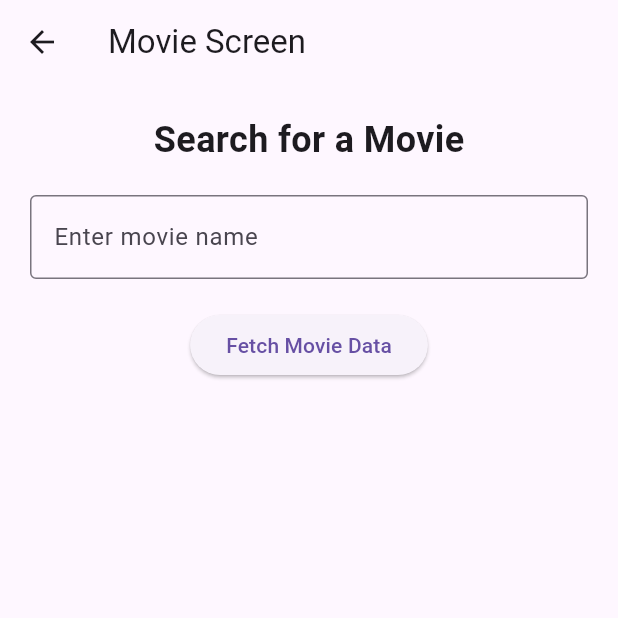
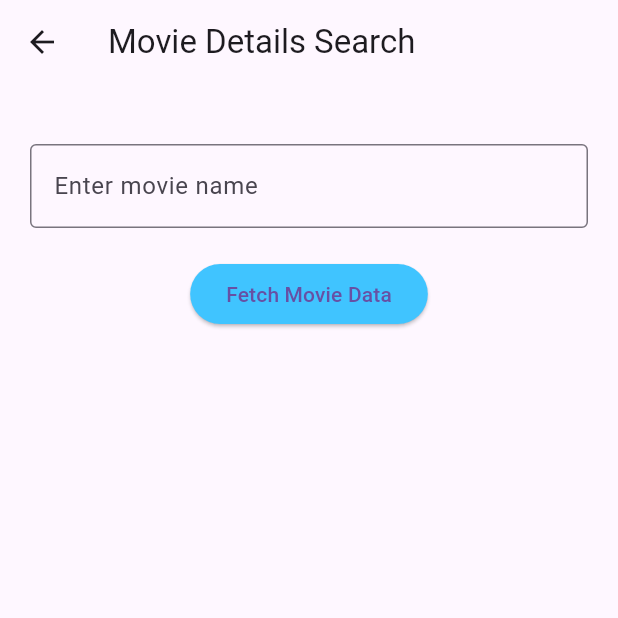
Before and after one commit to SabiqHashil/Multi_Features-App, a Flutter app: the screen it shows after launch, after a tap on "Movie", on a phone screen of 412 x 824 dp, the top half of it. Run offline on Flutter 3.47's test engine with Material 3 defaults, Android fonts, the phone set to English and light mode, and no system bars; our stand-ins replace sqflite; accounts and stored records are empty; network calls fail.

Commit message:
UI updated

```diff
--- a/lib/api/api_client.dart
+++ b/lib/api/api_client.dart
@@ -24,11 +24,11 @@ class NewsApiClient {
   static const String apiKey =
       'e2597e2fe2cb4c98a79e3b120f8a760e'; // Use your own API key
   static const String baseUrl = 'https://newsapi.org/v2';
-  static const String defaultCategory = 'technology';
+  static const String defaultCategory = 'general';
 
   Future<List<NewsModel>> fetchNewsData(String category) async {
     final response = await http.get(
-      Uri.parse('$baseUrl/top-headlines?country=us&apiKey=$apiKey'),
+      Uri.parse('$baseUrl/top-headlines?country=in&apiKey=$apiKey'),
     );
     if (response.statusCode == 200) {
       final Map<String, dynamic> data = json.decode(response.body);
--- a/lib/main.dart
+++ b/lib/main.dart
@@ -7,10 +7,12 @@ import 'package:multi_app/screens/time_zone/time_zone_screen.dart';
 import 'package:multi_app/screens/weather/weather_screen.dart';
 
 void main() {
-  runApp(MyApp());
+  runApp(const MyApp());
 }
 
 class MyApp extends StatelessWidget {
+  const MyApp({super.key});
+
   @override
   Widget build(BuildContext context) {
     return MaterialApp(
@@ -23,11 +25,11 @@ class MyApp extends StatelessWidget {
       initialRoute: '/',
       routes: {
         '/': (context) => const MainScreen(),
-        '/weather': (context) => WeatherScreen(),
-        '/movie': (context) => MovieScreen(),
-        '/timezone': (context) => TimeZoneScreen(),
-        '/news': (context) => NewsScreen(),
-        '/jokes': (context) => JokesScreen(),
+        '/weather': (context) => const WeatherScreen(),
+        '/movie': (context) => const MovieScreen(),
+        '/timezone': (context) => const TimeZoneScreen(),
+        '/news': (context) => const NewsScreen(),
+        '/jokes': (context) => const JokesScreen(),
       },
     );
   }
--- a/lib/screens/main_screen.dart
+++ b/lib/screens/main_screen.dart
@@ -9,41 +9,56 @@ class MainScreen extends StatelessWidget {
       appBar: AppBar(
         title: const Text('Multi Functionalities App'),
       ),
-      body: Center(
-        child: ListView(
+      body: ListView(
         padding: const EdgeInsets.all(16.0),
         children: [
-            ElevatedButton(
-              onPressed: () {
-                Navigator.pushNamed(context, '/jokes');
-              },
-              child: const Text('Jokes'),
+          _buildListItem(
+            context,
+            'Jokes',
+            '/jokes',
           ),
-            ElevatedButton(
-              onPressed: () {
-                Navigator.pushNamed(context, '/news');
-              },
-              child: const Text('News'),
+          _buildListItem(
+            context,
+            'News',
+            '/news',
           ),
-            ElevatedButton(
-              onPressed: () {
-                Navigator.pushNamed(context, '/timezone');
-              },
-              child: const Text('Time Zone'),
+          _buildListItem(
+            context,
+            'Time Zone',
+            '/timezone',
           ),
-            ElevatedButton(
-              onPressed: () {
-                Navigator.pushNamed(context, '/weather');
-              },
-              child: const Text('Weather'),
+          _buildListItem(
+            context,
+            'Weather',
+            '/weather',
           ),
-            ElevatedButton(
-              onPressed: () {
-                Navigator.pushNamed(context, '/movie');
-              },
-              child: const Text('Movie'),
+          _buildListItem(
+            context,
+            'Movie',
+            '/movie',
           ),
         ],
+      ),
+    );
+  }
+
+  Widget _buildListItem(BuildContext context, String title, String route) {
+    return InkWell(
+      onTap: () {
+        Navigator.pushNamed(context, route);
+      },
+      child: Card(
+        color: Colors.lightBlueAccent, // Set background color
+        elevation: 4,
+        margin: const EdgeInsets.symmetric(vertical: 10),
+        child: Padding(
+          padding: const EdgeInsets.all(16.0),
+          child: Center(
+            child: Text(
+              title,
+              style: const TextStyle(fontSize: 18),
+            ),
+          ),
         ),
       ),
     );
--- a/lib/screens/movie/movie_screen.dart
+++ b/lib/screens/movie/movie_screen.dart
@@ -4,6 +4,8 @@ import 'package:multi_app/api/models/movie_data.dart';
 import 'package:multi_app/screens/movie/movie_widget.dart';
 
 class MovieScreen extends StatefulWidget {
+  const MovieScreen({super.key});
+
   @override
   _MovieScreenState createState() => _MovieScreenState();
 }
@@ -35,11 +37,11 @@ class _MovieScreenState extends State<MovieScreen> {
 
   @override
   Widget build(BuildContext context) {
-    final TextEditingController _controller = TextEditingController();
+    final TextEditingController controller = TextEditingController();
 
     return Scaffold(
       appBar: AppBar(
-        title: Text('Movie Screen'),
+        title: const Text('Movie Details Search'),
       ),
       body: SingleChildScrollView(
         child: Padding(
@@ -47,35 +49,34 @@ class _MovieScreenState extends State<MovieScreen> {
           child: Column(
             mainAxisAlignment: MainAxisAlignment.start,
             children: [
-              Text(
-                'Search for a Movie',
-                style: TextStyle(fontSize: 24, fontWeight: FontWeight.bold),
-              ),
-              SizedBox(height: 20),
+              const SizedBox(height: 20),
               TextField(
-                controller: _controller,
-                decoration: InputDecoration(
+                controller: controller,
+                decoration: const InputDecoration(
                   hintText: 'Enter movie name',
                   border: OutlineInputBorder(),
                 ),
               ),
-              SizedBox(height: 20),
+              const SizedBox(height: 20),
               ElevatedButton(
+                style: ElevatedButton.styleFrom(
+                  backgroundColor: Colors.lightBlueAccent,
+                ),
                 onPressed: () {
-                  final query = _controller.text;
+                  final query = controller.text;
                   if (query.isNotEmpty) {
                     _fetchMovieData(query);
                   }
                 },
-                child: Text('Fetch Movie Data'),
+                child: const Text('Fetch Movie Data'),
               ),
-              SizedBox(height: 20),
+              const SizedBox(height: 20),
               if (_isLoading)
-                CircularProgressIndicator()
+                const CircularProgressIndicator()
               else if (_error != null)
                 Text(
                   'Error: $_error',
-                  style: TextStyle(color: Colors.red),
+                  style: const TextStyle(color: Colors.red),
                 )
               else if (_movieData != null)
                 MovieWidget(
```
Also changed, not shown: lib/api/api_response.dart (+53 -53 lines), lib/helpers/dbHelper.dart (+9 -57 lines), lib/screens/jokes/jokes_screen.dart (+13 -5 lines), lib/screens/jokes/jokes_widget.dart (+9 -5 lines), lib/screens/movie/movie_widget.dart (+13 -11 lines), lib/screens/news/news_screen.dart (+7 -5 lines), lib/screens/news/news_widget.dart (+13 -8 lines), lib/screens/time_zone/time_zone_screen.dart (+31 -24 lines), lib/screens/time_zone/time_zone_widget.dart (+15 -9 lines), lib/screens/weather/weather_screen.dart (+21 -18 lines), lib/screens/weather/weather_widget.dart (+9 -8 lines). Lines whose indentation alone changed are shown as unchanged.
